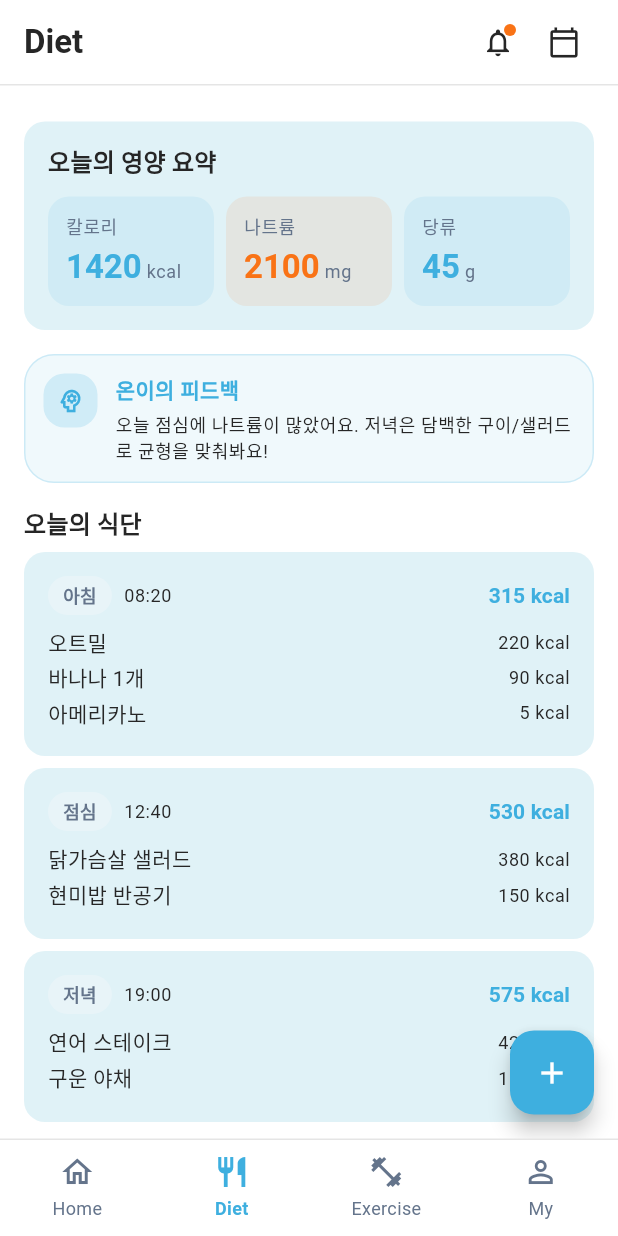
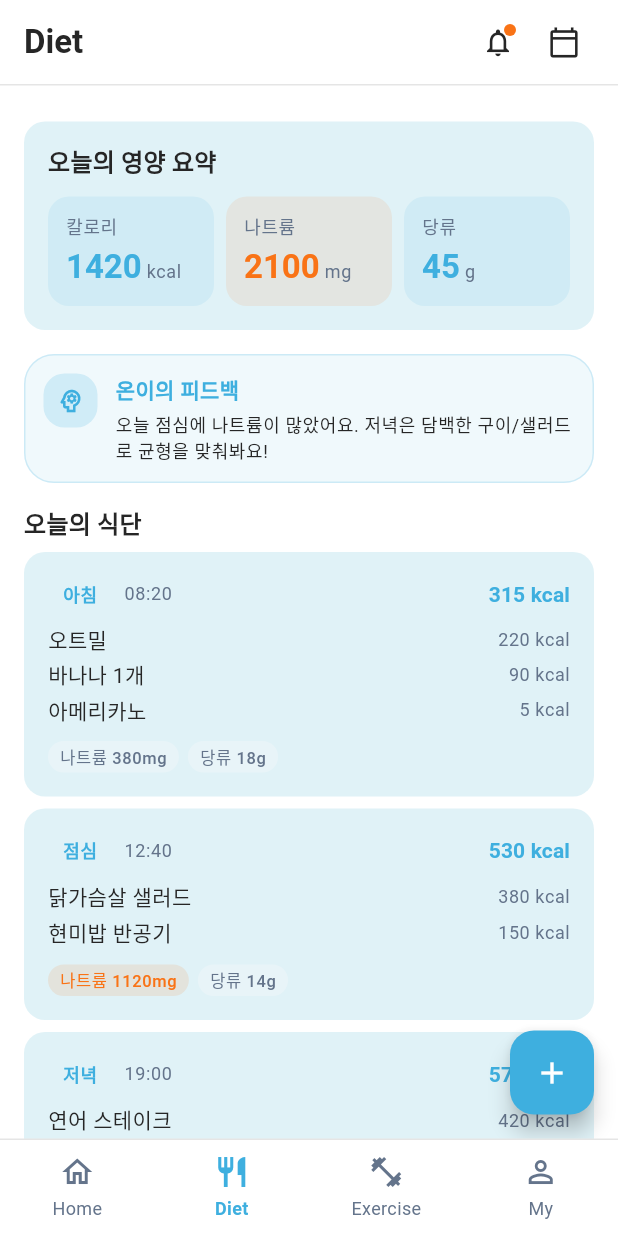
Before and after one commit to barmi/oncare-flutter, a Flutter app: the screen it shows after launch, item 2 of the bottom bar chosen, on a phone screen of 412 x 824 dp. Run offline on Flutter 3.47's test engine with Material 3 defaults, Android fonts, the light colour scheme and no system bars; our stand-ins replace dio, drift, drift_flutter, fl_chart, flutter_animate, flutter_riverpod and 4 more; accounts and stored records are empty.

Commit message:
test(diet): fix DietDay constructor in unit test + new MealCard pills (phase 8.4 fixup)
- diet_day_test.dart now passes the new required fields
  (totalSodiumMg / totalSugarG / aiCoachMessage).
- meal_card.dart picks up the local _Pill helper (typed tuple bg/fg)
  that was missing from the previous commit because the file's read
  state was stale.

```diff
--- a/lib/features/diet/presentation/widgets/meal_card.dart
+++ b/lib/features/diet/presentation/widgets/meal_card.dart
@@ -1,6 +1,5 @@
 import 'package:flutter/material.dart';
 
-import 'package:oncare/design_system/atoms/app_badge.dart';
 import 'package:oncare/design_system/atoms/app_card.dart';
 import 'package:oncare/design_system/tokens/colors.dart';
 import 'package:oncare/design_system/tokens/spacing.dart';
@@ -26,9 +25,30 @@ class MealCard extends StatelessWidget {
         children: <Widget>[
           Row(
             children: <Widget>[
-              AppBadge(label: _mealLabel(entry.mealType)),
+              Container(
+                padding: const EdgeInsets.symmetric(
+                  horizontal: 10,
+                  vertical: 4,
+                ),
+                decoration: const BoxDecoration(
+                  color: AppColors.accent,
+                  borderRadius: BorderRadius.all(Radius.circular(999)),
+                ),
+                child: Text(
+                  _mealLabel(entry.mealType),
+                  style: theme.textTheme.bodySmall?.copyWith(
+                    color: AppColors.primary,
+                    fontWeight: FontWeight.w600,
+                  ),
+                ),
+              ),
               const SizedBox(width: AppSpacing.sm),
-              Text(entry.timeLabel, style: theme.textTheme.bodySmall),
+              Text(
+                entry.timeLabel,
+                style: theme.textTheme.bodySmall?.copyWith(
+                  color: AppColors.mutedForeground,
+                ),
+              ),
               const Spacer(),
               Text(
                 '${entry.totalCalories} kcal',
@@ -48,12 +68,70 @@ class MealCard extends StatelessWidget {
                   Expanded(
                     child: Text(f.name, style: theme.textTheme.bodyMedium),
                   ),
-                  Text('${f.calories} kcal', style: theme.textTheme.bodySmall),
+                  Text(
+                    '${f.calories} kcal',
+                    style: theme.textTheme.bodySmall?.copyWith(
+                      color: AppColors.mutedForeground,
+                    ),
+                  ),
                 ],
               ),
             ),
+          if (entry.sodiumMg > 0 || entry.sugarG > 0) ...<Widget>[
+            const SizedBox(height: AppSpacing.sm),
+            Row(
+              children: <Widget>[
+                _Pill(
+                  label: '나트륨 ${entry.sodiumMg}mg',
+                  tone: entry.sodiumMg > 800
+                      ? _PillTone.warning
+                      : _PillTone.muted,
+                ),
+                const SizedBox(width: 6),
+                _Pill(
+                  label: '당류 ${entry.sugarG}g',
+                  tone: _PillTone.muted,
+                ),
+              ],
+            ),
+          ],
         ],
       ),
     );
   }
 }
+
+enum _PillTone { muted, warning }
+
+class _Pill extends StatelessWidget {
+  const _Pill({required this.label, required this.tone});
+  final String label;
+  final _PillTone tone;
+
+  @override
+  Widget build(BuildContext context) {
+    final theme = Theme.of(context);
+    final (Color bg, Color fg) = switch (tone) {
+      _PillTone.warning => (
+        AppColors.warning.withValues(alpha: 0.12),
+        AppColors.warning,
+      ),
+      _PillTone.muted => (AppColors.muted, AppColors.mutedForeground),
+    };
+    return Container(
+      padding: const EdgeInsets.symmetric(horizontal: 8, vertical: 3),
+      decoration: BoxDecoration(
+        color: bg,
+        borderRadius: const BorderRadius.all(Radius.circular(999)),
+      ),
+      child: Text(
+        label,
+        style: theme.textTheme.bodySmall?.copyWith(
+          color: fg,
+          fontWeight: FontWeight.w500,
+          fontSize: 11,
+        ),
+      ),
+    );
+  }
+}
```
Also changed, not shown: 1 other file.
